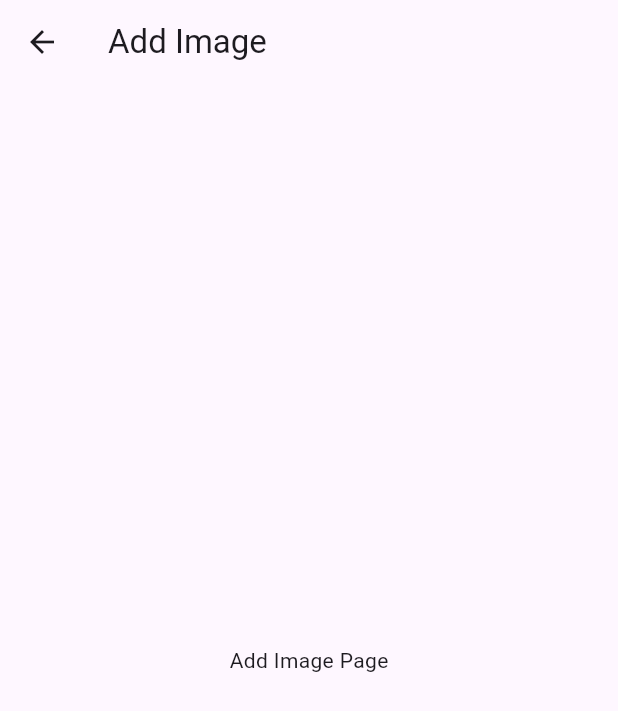
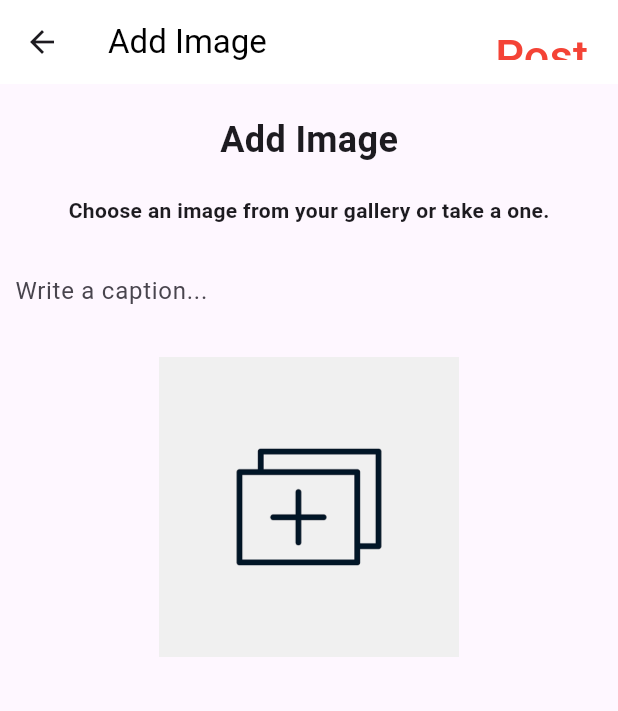
Before and after one commit to Jamie897/atlas-holbegram, a Flutter app: the AddImage screen opened directly, on a phone screen of 412 x 824 dp. Shown: the top 711 px of the screen. Run offline on Flutter 3.47's test engine with Material 3 defaults, Android fonts, the phone set to English and light mode, and no system bars; our stand-ins replace bottom_navy_bar, cloud_firestore, firebase_auth, firebase_storage, image_picker; missing offline and left inert: app; accounts and stored records are empty; Roboto replaces fonts that are missing (Billabong).

Commit message:
Fixing my images

```diff
--- a/holbegram/lib/screens/Pages/add_image.dart
+++ b/holbegram/lib/screens/Pages/add_image.dart
@@ -1,14 +1,173 @@
+import 'package:flutter/foundation.dart';
 import 'package:flutter/material.dart';
+import 'package:holbegram/providers/user_provider.dart';
+import 'package:holbegram/screens/home.dart';
+import 'package:image_picker/image_picker.dart';
+import 'package:provider/provider.dart';
 
-class AddImage extends StatelessWidget {
+import 'methods/post_storage.dart';
+
+class AddImage extends StatefulWidget {
+  const AddImage({super.key});
+
+  @override
+  State<AddImage> createState() => _AddImageState();
+}
+
+class _AddImageState extends State<AddImage> {
+  final TextEditingController captionController = TextEditingController();
+  Uint8List? _image;
+
+
+
+  Future<void> _selectImage(ImageSource source) async {
+    final picker = ImagePicker();
+    final pickedFile = await picker.pickImage(source: source);
+
+    if (pickedFile != null) {
+      final bytes = await pickedFile.readAsBytes();
+      setState(() {
+        _image = bytes;
+      });
+    } else {
+      print('No image selected');
+    }
+  }
+
+  void _showImageSelectionDialog(BuildContext context) {
+    showDialog(
+      context: context,
+      builder: (context) {
+        return SimpleDialog(
+          title: Text('Select an Image Source'),
+          children: <Widget>[
+            SimpleDialogOption(
+              onPressed: () {
+                _selectImage(ImageSource.gallery); // Select from gallery
+                Navigator.of(context).pop(); // Close the dialog
+              },
+              child: Text('Gallery'),
+            ),
+            SimpleDialogOption(
+              onPressed: () {
+                _selectImage(ImageSource.camera); // Capture from camera
+                Navigator.of(context).pop(); // Close the dialog
+              },
+              child: Text('Camera'),
+            ),
+          ],
+        );
+      },
+    );
+  }
+
+  @override
+  void dispose() {
+    captionController.dispose();
+    super.dispose();
+  }
+
   @override
   Widget build(BuildContext context) {
+    final userProvider = Provider.of<UserProvider>(context);
     return Scaffold(
       appBar: AppBar(
-        title: Text('Add Image'),
+        backgroundColor: Colors.white,
+        title: const Text(
+          "Add Image",
+          style: TextStyle(color: Colors.black),
+        ),
+        actions: [
+          Center(
+            child: Padding(
+              padding: EdgeInsets.all(8.0),
+              child: TextButton(
+                onPressed: () async {
+                  final String res = await PostStorage().uploadPost(
+                      captionController.text,
+                      userProvider.user!.uid,
+                      userProvider.user!.username,
+                      userProvider.user!.photoUrl,
+                      _image!);
+                  if (res == "Ok") {
+                    userProvider.refreshUser();
+                    Navigator.pushAndRemoveUntil(
+                      context,
+                      MaterialPageRoute(builder: (context) => Home()),
+                      ((route) => false),
+                    );
+                  }
+                },
+                child: const Text(
+                  "Post",
+                  style: TextStyle(
+                    fontSize: 30,
+                    fontFamily: "Billabong",
+                    color: Colors.red,
+                  ),
+                ),
+              ),
+            ),
+          ),
+        ],
       ),
-      body: Center(
-        child: Text('Add Image Page'),
+      body: Column(
+        crossAxisAlignment: CrossAxisAlignment.center,
+        children: [
+          const SizedBox(
+            height: 20,
+          ),
+          const Text(
+            "Add Image",
+            style: TextStyle(fontSize: 24, fontWeight: FontWeight.bold),
+          ),
+          const SizedBox(
+            height: 20,
+          ),
+          const Text(
+            "Choose an image from your gallery or take a one.",
+            style: TextStyle(
+              fontWeight: FontWeight.bold,
+            ),
+          ),
+          const SizedBox(
+            height: 20,
+          ),
+          TextField(
+            controller: captionController,
+            decoration: const InputDecoration(
+              border: InputBorder.none,
+              focusedBorder: InputBorder.none,
+              contentPadding: EdgeInsets.all(10),
+              hintText: "Write a caption...",
+            ),
+          ),
+          const SizedBox(
+            height: 20,
+          ),
+          GestureDetector(
+            onTap: () {
+              _showImageSelectionDialog(context);
+            },
+            //selectImageFromGallery,
+            child: _image == null
+                ? Image.asset(
+                    "assets/images/add-image.webp",
+                    width: 200,
+                    height: 200,
+                  )
+                : Container(
+                    width: 200,
+                    height: 200,
+                    decoration: BoxDecoration(
+                      // shape: BoxShape.circle,
+                      image: DecorationImage(
+                          fit: BoxFit.cover,
+                          image: MemoryImage(_image!) // XFileImage(_image!),
+                          ),
+                    )),
+          ),
+        ],
       ),
     );
   }
```
Also changed, not shown: holbegram/assets/images/add-image.webp (added).
